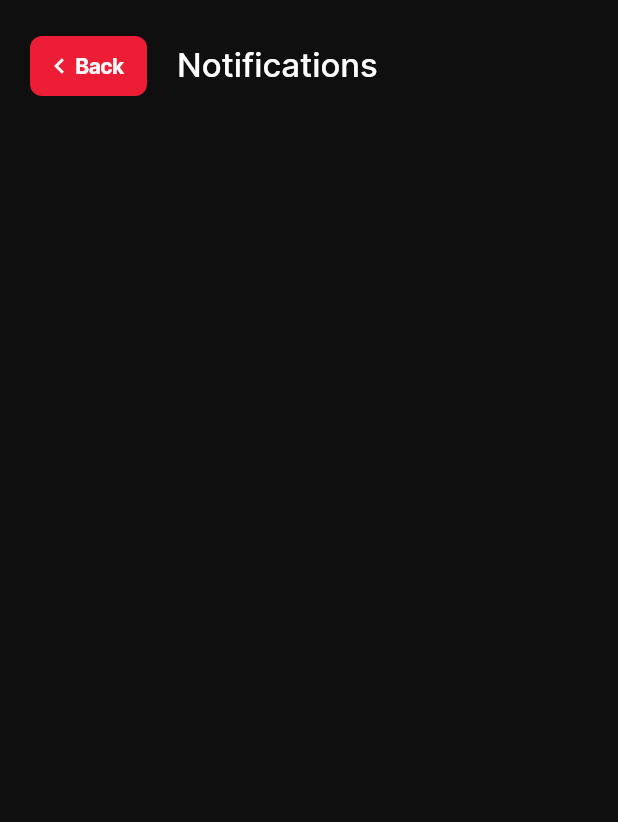
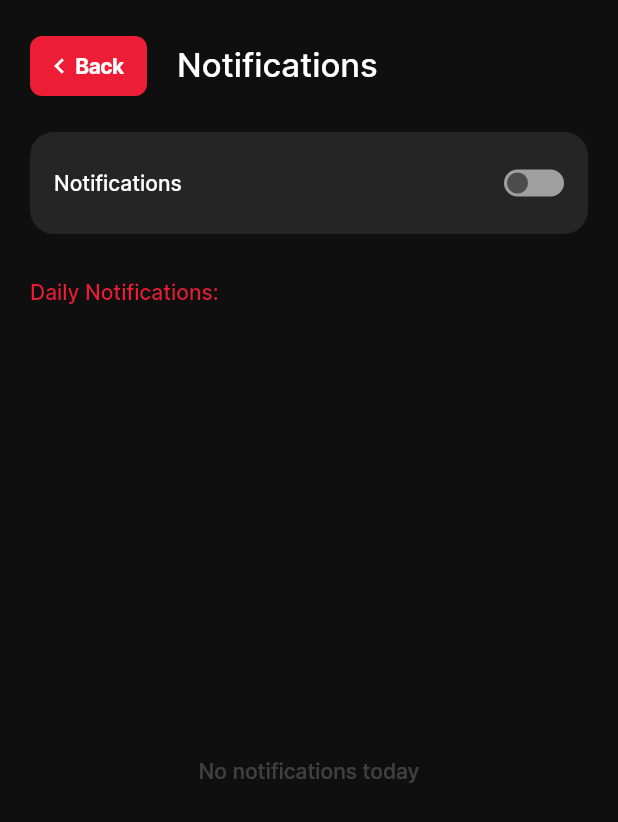
Before and after one commit to kent0505/avia_test, a Flutter app: the NotificationsPage screen opened by its route, on a phone screen of 412 x 824 dp. Shown: the top 822 px of the screen. Run offline on Flutter 3.47's test engine with Material 3 defaults, Android fonts, the phone set to English and light mode, and no system bars; our stand-ins replace flutter_bloc, flutter_svg, go_router, hive_flutter, shared_preferences; accounts and stored records are empty.

Commit message:
completed notifications

```diff
--- a/lib/features/settings/pages/notifications_page.dart
+++ b/lib/features/settings/pages/notifications_page.dart
@@ -1,17 +1,119 @@
-import 'package:flutter/material.dart';
+import 'package:flutter/cupertino.dart';
+import 'package:shared_preferences/shared_preferences.dart';
 
+import '../../../core/config/app_colors.dart';
 import '../../../core/widgets/custom_appbar.dart';
 import '../../../core/widgets/custom_scaffold.dart';
+import '../../../core/widgets/texts/text_r.dart';
 
-class NotificationsPage extends StatelessWidget {
+class NotificationsPage extends StatefulWidget {
   const NotificationsPage({super.key});
 
   @override
+  State<NotificationsPage> createState() => _NotificationsPageState();
+}
+
+class _NotificationsPageState extends State<NotificationsPage> {
+  bool notification = false;
+
+  void onNotification() async {
+    notification = !notification;
+    final prefs = await SharedPreferences.getInstance();
+    prefs.setBool('notification', notification);
+    setState(() {});
+  }
+
+  void getNotification() async {
+    final prefs = await SharedPreferences.getInstance();
+    notification = prefs.getBool('notification') ?? false;
+    setState(() {});
+  }
+
+  @override
+  void initState() {
+    super.initState();
+    getNotification();
+  }
+
+  @override
   Widget build(BuildContext context) {
-    return const CustomScaffold(
+    return CustomScaffold(
       body: Column(
         children: [
-          CustomAppbar('Notifications', settings: true),
+          const CustomAppbar('Notifications', settings: true),
+          const SizedBox(height: 12),
+          Container(
+            height: 68,
+            margin: const EdgeInsets.symmetric(horizontal: 20),
+            padding: const EdgeInsets.symmetric(horizontal: 16),
+            decoration: BoxDecoration(
+              color: AppColors.grey2,
+              borderRadius: BorderRadius.circular(16),
+            ),
+            child: Row(
+              children: [
+                const TextM(
+                  'Notifications',
+                  fontSize: 14,
+                ),
+                const Spacer(),
+                AnimatedContainer(
+                  duration: const Duration(milliseconds: 300),
+                  height: 18,
+                  width: 40,
+                  decoration: BoxDecoration(
+                    color: notification ? AppColors.main : AppColors.white56,
+                    borderRadius: BorderRadius.circular(10),
+                  ),
+                  child: CupertinoButton(
+                    onPressed: onNotification,
+                    padding: EdgeInsets.zero,
+                    minSize: 18,
+                    child: Stack(
+                      children: [
+                        AnimatedPositioned(
+                          duration: const Duration(milliseconds: 300),
+                          top: 2,
+                          right: notification ? 2 : 24,
+                          child: AnimatedContainer(
+                            duration: const Duration(milliseconds: 300),
+                            height: 14,
+                            width: 14,
+                            decoration: BoxDecoration(
+                              color: notification
+                                  ? AppColors.white
+                                  : AppColors.grey1,
+                              borderRadius: BorderRadius.circular(10),
+                            ),
+                          ),
+                        ),
+                      ],
+                    ),
+                  ),
+                ),
+              ],
+            ),
+          ),
+          const SizedBox(height: 30),
+          const Row(
+            children: [
+              SizedBox(width: 20),
+              TextM(
+                'Daily Notifications:',
+                fontSize: 14,
+                color: AppColors.main,
+              ),
+            ],
+          ),
+          Expanded(
+            child: Center(
+              child: TextM(
+                'No notifications today',
+                fontSize: 14,
+                color: AppColors.white20,
+              ),
+            ),
+          ),
         ],
       ),
     );
```
